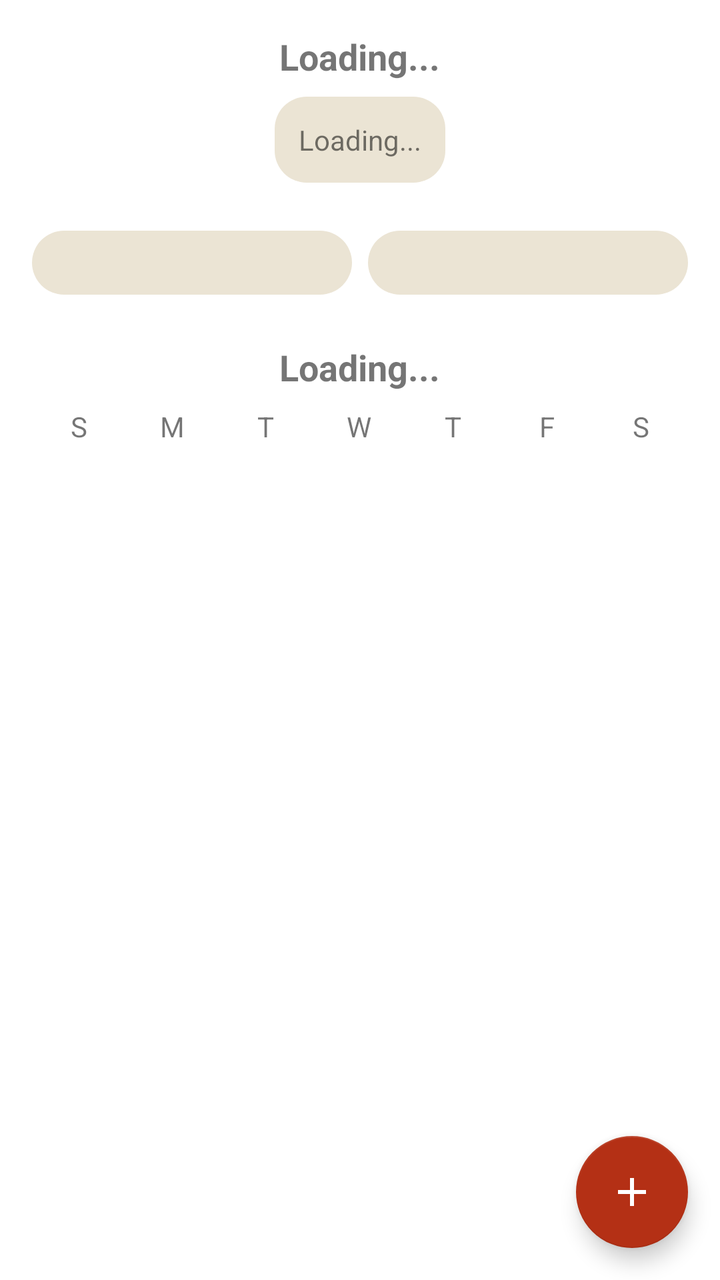
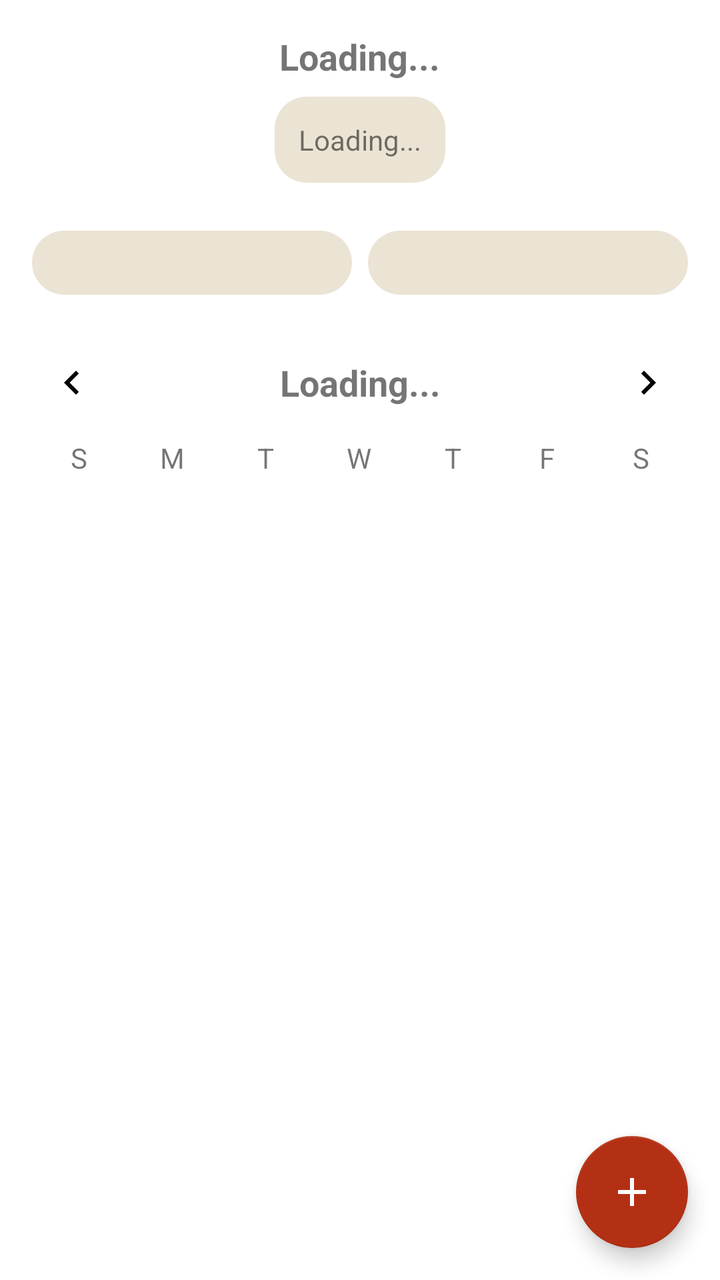

Two renders of the same Android screen: before a commit and after it. Below are the layout's source before the change and the commit's diff.
<!-- AndroidManifest.xml: application theme Theme.LunaFlow -->
<!-- res/layout/activity_main.xml -->
<?xml version="1.0" encoding="utf-8"?>
<androidx.coordinatorlayout.widget.CoordinatorLayout
    xmlns:android="http://schemas.android.com/apk/res/android"
    xmlns:app="http://schemas.android.com/apk/res-auto"
    android:layout_width="match_parent"
    android:layout_height="match_parent">

    <androidx.core.widget.NestedScrollView
        android:layout_width="match_parent"
        android:layout_height="match_parent"
        android:clipToPadding="false"
        android:fillViewport="true"
        android:padding="16dp"
        android:paddingBottom="70dp">

        <LinearLayout
            android:layout_width="match_parent"
            android:layout_height="wrap_content"
            android:orientation="vertical"
            android:gravity="center_horizontal">

            
            <LinearLayout
                android:layout_width="match_parent"
                android:layout_height="wrap_content"
                android:orientation="vertical"
                android:gravity="center_horizontal">

                <TextView
                    android:id="@+id/currentPhase"
                    android:layout_width="wrap_content"
                    android:layout_height="wrap_content"
                    android:text="Loading..."
                    android:textSize="18sp"
                    android:textStyle="bold"
                    android:gravity="center" />

                <LinearLayout
                    android:layout_width="wrap_content"
                    android:layout_height="wrap_content"
                    android:layout_marginTop="8dp"
                    android:background="@drawable/rounded_background"
                    android:gravity="center"
                    android:padding="12dp">

                    <TextView
                        android:id="@+id/nextCycle"
                        android:layout_width="wrap_content"
                        android:layout_height="wrap_content"
                        android:text="Loading..."
                        android:textSize="14sp"
                        android:gravity="center" />
                </LinearLayout>
            </LinearLayout>

            
            <LinearLayout
                android:layout_width="match_parent"
                android:layout_height="wrap_content"
                android:orientation="horizontal"
                android:layout_marginTop="24dp"
                android:weightSum="2"
                android:gravity="center">

                <LinearLayout
                    android:layout_width="0dp"
                    android:layout_height="wrap_content"
                    android:layout_weight="1"
                    android:orientation="vertical"
                    android:background="@drawable/rounded_background"
                    android:padding="16dp"
                    android:layout_marginEnd="8dp">

                    <androidx.recyclerview.widget.RecyclerView
                        android:id="@+id/adviceRecyclerView"
                        android:layout_width="match_parent"
                        android:layout_height="wrap_content"
                        android:scrollbars="vertical"/>
                </LinearLayout>

                <androidx.recyclerview.widget.RecyclerView
                    android:id="@+id/frequentSymptomRecyclerView"
                    android:layout_width="0dp"
                    android:layout_height="wrap_content"
                    android:layout_weight="1"
                    android:background="@drawable/rounded_background"
                    android:padding="16dp"
                    android:scrollbars="vertical"/>
            </LinearLayout>

            
            <LinearLayout
                android:layout_width="match_parent"
                android:layout_height="wrap_content"
                android:orientation="vertical"
                android:layout_marginTop="24dp">

                <TextView
                    android:id="@+id/calendarMonthYear"
                    android:layout_width="wrap_content"
                    android:layout_height="wrap_content"
                    android:text="Loading..."
                    android:textSize="18sp"
                    android:textStyle="bold"
                    android:layout_gravity="center_horizontal"
                    android:layout_marginBottom="8dp"/>

                <LinearLayout
                    android:layout_width="match_parent"
                    android:layout_height="wrap_content"
                    android:orientation="horizontal"
                    android:gravity="center"
                    android:layout_marginBottom="8dp">

                    <TextView android:layout_width="0dp" android:layout_height="wrap_content" android:layout_weight="1" android:gravity="center" android:text="S"/>
                    <TextView android:layout_width="0dp" android:layout_height="wrap_content" android:layout_weight="1" android:gravity="center" android:text="M"/>
                    <TextView android:layout_width="0dp" android:layout_height="wrap_content" android:layout_weight="1" android:gravity="center" android:text="T"/>
                    <TextView android:layout_width="0dp" android:layout_height="wrap_content" android:layout_weight="1" android:gravity="center" android:text="W"/>
                    <TextView android:layout_width="0dp" android:layout_height="wrap_content" android:layout_weight="1" android:gravity="center" android:text="T"/>
                    <TextView android:layout_width="0dp" android:layout_height="wrap_content" android:layout_weight="1" android:gravity="center" android:text="F"/>
                    <TextView android:layout_width="0dp" android:layout_height="wrap_content" android:layout_weight="1" android:gravity="center" android:text="S"/>
                </LinearLayout>

                <GridLayout
                    android:id="@+id/calendarDaysGrid"
                    android:layout_width="match_parent"
                    android:layout_height="wrap_content"
                    android:columnCount="7"
                    android:alignmentMode="alignMargins"
                    android:useDefaultMargins="true"/>
            </LinearLayout>
        </LinearLayout>
    </androidx.core.widget.NestedScrollView>

    
    <com.google.android.material.floatingactionbutton.FloatingActionButton
        android:id="@+id/btnLogChoice"
        android:layout_width="wrap_content"
        android:layout_height="wrap_content"
        android:layout_gravity="bottom|end"
        android:layout_margin="16dp"
        android:src="@drawable/ic_add"
        android:contentDescription="Go to Log Choice"
        app:backgroundTint="@color/mainRed"/>
</androidx.coordinatorlayout.widget.CoordinatorLayout>
<!-- resources referenced by this layout -->
<resources>
  <color name="mainRed">#B43015</color>
  <!-- drawable ic_add (drawable) -->
  <?xml version="1.0" encoding="utf-8"?>
  <vector xmlns:android="http://schemas.android.com/apk/res/android"
      android:width="30dp"
      android:height="30dp"
      android:viewportWidth="24"
      android:viewportHeight="24">
      <path
          android:fillColor="#FFFFFF"
          android:pathData="M19,13h-6v6h-2v-6H5v-2h6V5h2v6h6v2z"/>
  </vector>
  <!-- drawable rounded_background (drawable) -->
  <?xml version="1.0" encoding="utf-8"?>
  <shape xmlns:android="http://schemas.android.com/apk/res/android"
      android:shape="rectangle">
  
      <solid android:color="#EBE4D4" />
  
      <corners android:radius="16dp" />
  
  </shape>
  <style name="Theme.LunaFlow" parent="Theme.MaterialComponents.DayNight.NoActionBar">
          
          <item name="android:windowBackground">@color/white</item>
  
          
          <item name="colorPrimary">@color/colorPrimary</item>
          <item name="colorOnPrimary">@color/mainBrown</item>
  
          
          <item name="colorSecondary">@color/mainRed</item>
          <item name="colorOnSecondary">@color/white</item>
  
          
          <item name="android:statusBarColor">@color/colorPrimary</item>
  
          
          <item name="actionBarTheme">@style/AppActionBar</item>
  
          
          <item name="bottomNavigationStyle">@style/BottomNavStyle</item>
      </style>
  <color name="white">#FFFFFFFF</color>
  <color name="colorPrimary">#EBE4D4</color>
  <color name="mainBrown">#322323</color>
  <style name="AppActionBar" parent="Widget.MaterialComponents.Toolbar">
          <item name="android:layout_height">48dp</item>
          <item name="android:textSize">18sp</item>
          <item name="android:background">@color/colorPrimary</item>
          <item name="titleTextColor">@color/mainBrown</item>
          <item name="subtitleTextColor">@color/mainBrown</item>
          <item name="android:theme">@style/ToolbarTextTheme</item>
      </style>
  <style name="BottomNavStyle" parent="Widget.MaterialComponents.BottomNavigationView">
          <item name="android:layout_height">30dp</item>
          <item name="android:background">@color/colorPrimary</item>
      </style>
  <style name="ToolbarTextTheme" parent="ThemeOverlay.MaterialComponents.ActionBar">
          <item name="android:textColorPrimary">@color/mainBrown</item>
          <item name="android:textColorSecondary">@color/mainBrown</item>
          <item name="android:textColor">@color/mainBrown</item>
      </style>
</resources>

<!-- the commit's change to res/layout/activity_main.xml (unified diff, before → after) -->
@@ -75,7 +75,10 @@
                         android:id="@+id/adviceRecyclerView"
                         android:layout_width="match_parent"
                         android:layout_height="wrap_content"
-                        android:scrollbars="vertical"/>
+                        android:scrollbars="vertical"
+                        android:overScrollMode="never"
+                        android:clipToPadding="false"
+                        android:background="@android:color/transparent"/>
                 </LinearLayout>
 
                 <androidx.recyclerview.widget.RecyclerView
@@ -95,16 +98,42 @@
                 android:orientation="vertical"
                 android:layout_marginTop="24dp">
 
-                <TextView
-                    android:id="@+id/calendarMonthYear"
-                    android:layout_width="wrap_content"
+                
+                <LinearLayout
+                    android:layout_width="match_parent"
                     android:layout_height="wrap_content"
-                    android:text="Loading..."
-                    android:textSize="18sp"
-                    android:textStyle="bold"
-                    android:layout_gravity="center_horizontal"
-                    android:layout_marginBottom="8dp"/>
+                    android:orientation="horizontal"
+                    android:gravity="center_vertical"
+                    android:layout_marginBottom="8dp">
 
+                    <ImageButton
+                        android:id="@+id/btnPrevMonth"
+                        android:layout_width="40dp"
+                        android:layout_height="40dp"
+                        android:background="@android:color/transparent"
+                        android:src="@drawable/ic_arrow_left"
+                        android:contentDescription="Previous month" />
+
+                    <TextView
+                        android:id="@+id/calendarMonthYear"
+                        android:layout_width="0dp"
+                        android:layout_height="wrap_content"
+                        android:layout_weight="1"
+                        android:text="Loading..."
+                        android:textSize="18sp"
+                        android:textStyle="bold"
+                        android:gravity="center" />
+
+                    <ImageButton
+                        android:id="@+id/btnNextMonth"
+                        android:layout_width="40dp"
+                        android:layout_height="40dp"
+                        android:background="@android:color/transparent"
+                        android:src="@drawable/ic_arrow_right"
+                        android:contentDescription="Next month" />
+                </LinearLayout>
+
+                
                 <LinearLayout
                     android:layout_width="match_parent"
                     android:layout_height="wrap_content"
<!-- resource entries referenced after the edit -->
@@ -11,6 +11,26 @@
       <path
           android:fillColor="#FFFFFF"
           android:pathData="M19,13h-6v6h-2v-6H5v-2h6V5h2v6h6v2z"/>
+  </vector>
+  <!-- drawable ic_arrow_left (drawable) -->
+  <vector xmlns:android="http://schemas.android.com/apk/res/android"
+      android:width="24dp"
+      android:height="24dp"
+      android:viewportWidth="24"
+      android:viewportHeight="24">
+      <path
+          android:fillColor="#000000"
+          android:pathData="M15.41,7.41L14,6 8,12l6,6 1.41,-1.41L10.83,12z"/>
+  </vector>
+  <!-- drawable ic_arrow_right (drawable) -->
+  <vector xmlns:android="http://schemas.android.com/apk/res/android"
+      android:width="24dp"
+      android:height="24dp"
+      android:viewportWidth="24"
+      android:viewportHeight="24">
+      <path
+          android:fillColor="#000000"
+          android:pathData="M8.59,16.59L10,18l6,-6 -6,-6 -1.41,1.41L13.17,12z"/>
   </vector>
   <!-- drawable rounded_background (drawable) -->
   <?xml version="1.0" encoding="utf-8"?>
